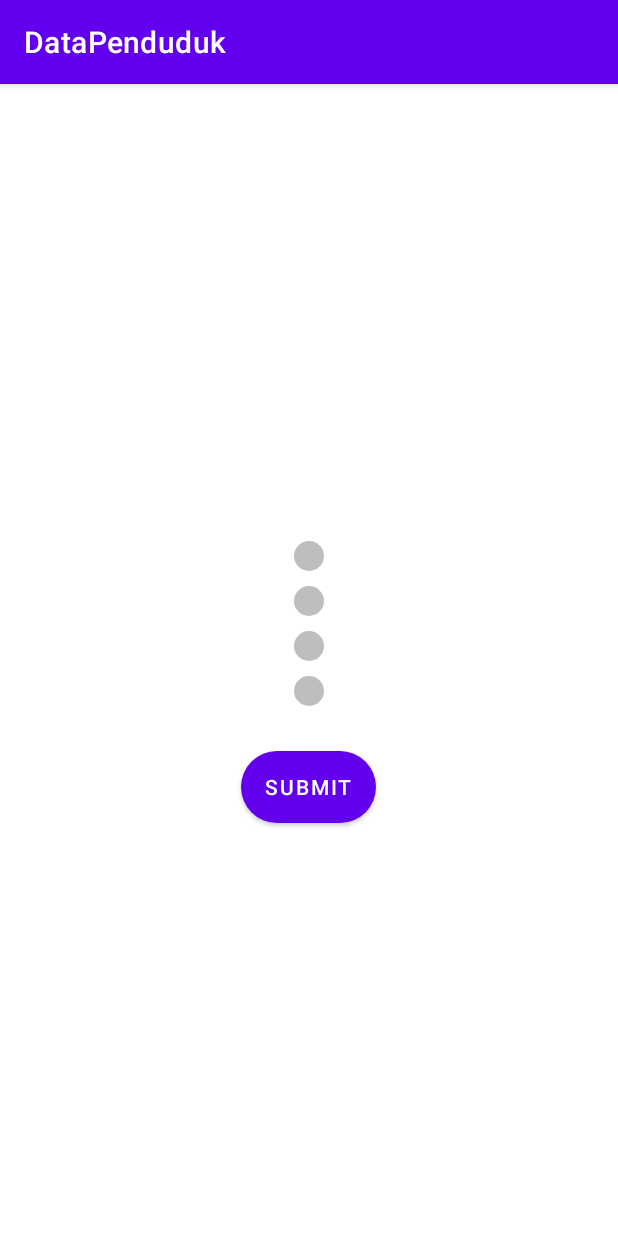
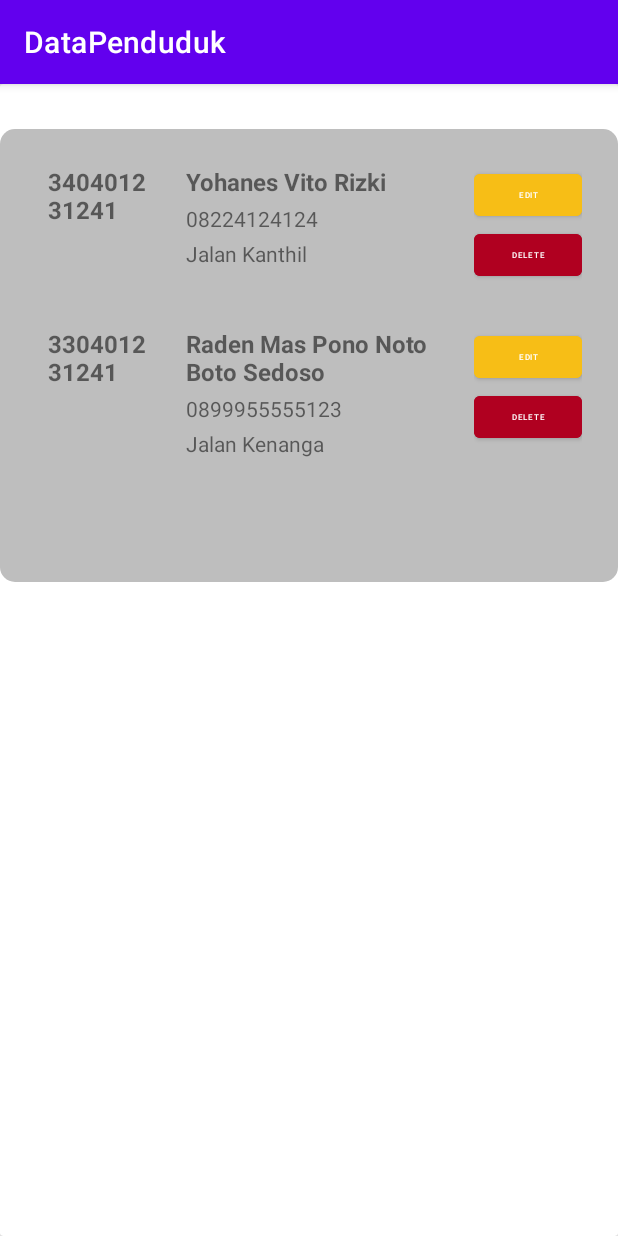
Before and after one commit to YohanesVito/Pemrograman-Perangkat-Bergerak-Berbasis-Android_71190429, an Android app: the LihatDataPenduduk screen opened directly, with no data from a screen before it, on a phone screen of 412 x 824 dp. Run offline under Robolectric (Android 15) with nearby library versions, the phone set to English and light mode, and no system bars.

Commit message:
tambah recyclerview

```diff
--- a/Final_DataPenduduk_71190429/app/src/main/java/com/example/final_datapenduduk_71190429/LihatDataPenduduk.kt
+++ b/Final_DataPenduduk_71190429/app/src/main/java/com/example/final_datapenduduk_71190429/LihatDataPenduduk.kt
@@ -3,13 +3,35 @@ package com.example.final_datapenduduk_71190429
 import android.os.Bundle
 import android.os.PersistableBundle
 import androidx.appcompat.app.AppCompatActivity
+import androidx.recyclerview.widget.LinearLayoutManager
+import androidx.recyclerview.widget.ListAdapter
+import androidx.recyclerview.widget.RecyclerView
 
 class LihatDataPenduduk: AppCompatActivity(){
     override fun onCreate(savedInstanceState: Bundle?) {
         super.onCreate(savedInstanceState)
         setContentView(R.layout.activity_lihatdatapenduduk)
 
+        //ambil data dari firestore
+        val listPenduduk = ArrayList<Penduduk>()
+        listPenduduk.add(Penduduk("340401231241", "Yohanes Vito Rizki", "08224124124", "Jalan Kanthil"))
+        listPenduduk.add(Penduduk("330401231241", "Raden Mas Pono Noto Boto Sedoso", "0899955555123", "Jalan Kenanga"))
 
+//        val penduduk = Penduduk(P.text.toString(), nim.text.toString(), ipk.text.toString())
+//
+//        firestore.collection("Mahasiswa").whereEqualTo("nama", nama.text.toString()).get().addOnSuccessListener {
+//                hasilPencarian->
+//            for (hasil in hasilPencarian){
+//                hasilNama.setText("${hasil.data["nama"]}")
+//                hasilNIM.setText("${hasil.data["nim"]}")
+//                hasilIPK.setText("${hasil.data["ipk"]}")
+//            }
+//        }
 
+        //siapkan RecyclerView
+        val rvPenduduk = findViewById<RecyclerView>(R.id.rvListPenduduk)
+        rvPenduduk.layoutManager = LinearLayoutManager (this)
+        val adapter = PendudukAdapter(listPenduduk)
+        rvPenduduk.adapter = adapter
     }
 }
--- a/Final_DataPenduduk_71190429/app/src/main/java/com/example/final_datapenduduk_71190429/Penduduk.kt
+++ b/Final_DataPenduduk_71190429/app/src/main/java/com/example/final_datapenduduk_71190429/Penduduk.kt
@@ -1,5 +1,5 @@
 package com.example.final_datapenduduk_71190429
 
-data class Penduduk(val noktp: String, val nama: String, val nohp: String, val alamat: String) {
+data class Penduduk(val pendudukKTP: String, val pendudukNama: String, val pendudukHP: String, val pendudukAlamat: String) {
 
 }
--- a/Final_DataPenduduk_71190429/app/src/main/java/com/example/final_datapenduduk_71190429/PendudukAdapter.kt
+++ b/Final_DataPenduduk_71190429/app/src/main/java/com/example/final_datapenduduk_71190429/PendudukAdapter.kt
@@ -13,36 +13,27 @@ class PendudukAdapter (val listPenduduk: ArrayList<Penduduk>): RecyclerView.Adap
         var penduduk: Penduduk? = null
 
         fun bindView(penduduk: Penduduk){
-            this.contact = contact
-            v.findViewById<TextView>(R.id.tvName).text = contact.contactName
-            v.findViewById<TextView>(R.id.tvNumber).text = contact.contactNumber
-            v.findViewById<ImageView>(R.id.ivImage).setImageResource(contact.contactImage)
+            this.penduduk = penduduk
+            v.findViewById<TextView>(R.id.tv_noKTP).text = penduduk.pendudukKTP
+            v.findViewById<TextView>(R.id.tv_nama).text = penduduk.pendudukNama
+            v.findViewById<TextView>(R.id.tv_noHP).text = penduduk.pendudukHP
+            v.findViewById<TextView>(R.id.tv_alamat).text = penduduk.pendudukAlamat
 
-            v.setOnClickListener {
-                //Toast.makeText(v.context, "${contact?.contactName} - ${contact?.contactNumber}", Toast.LENGTH_SHORT).show()
-                val i = Intent(v.context, ContactDetail::class.java)
-                i.putExtra("name",contact.contactName)
-                i.putExtra("number",contact.contactNumber)
-                i.putExtra("image",contact.contactImage)
-                i.putExtra("email",contact.contactEmail)
-                i.putExtra("address",contact.contactAddress)
-                v.context.startActivity(i)
-            }
         }
     }
-    override fun onCreateViewHolder(parent: ViewGroup, viewType: Int): ContactAdapter.ContactHolder {
-        val v = LayoutInflater.from(parent.context).inflate(R.layout.item_contact, parent, false)
-        return ContactHolder(v)
+    override fun onCreateViewHolder(parent: ViewGroup, viewType: Int): PendudukAdapter.PendudukHolder {
+        val v = LayoutInflater.from(parent.context).inflate(R.layout.item_penduduk, parent, false)
+        return PendudukHolder(v)
     }
     //memilih file layout XML yang akan dijadikan container
 
-    override fun onBindViewHolder(holder: ContactAdapter.ContactHolder, position: Int) {
+    override fun onBindViewHolder(holder: PendudukAdapter.PendudukHolder, position: Int) {
         //memasang data ke dalam file layout XML yang telah dipilih
-        holder.bindView(listContact[position])
+        holder.bindView(listPenduduk[position])
     }
 
     override fun getItemCount(): Int {
         //mengembalikan jumlah item yang terdapat pada RecyclerView
-        return listContact.size
+        return listPenduduk.size
     }
 }
--- a/Final_DataPenduduk_71190429/app/src/main/java/com/example/final_datapenduduk_71190429/TambahDataPenduduk.kt
+++ b/Final_DataPenduduk_71190429/app/src/main/java/com/example/final_datapenduduk_71190429/TambahDataPenduduk.kt
@@ -18,7 +18,7 @@ class TambahDataPenduduk: AppCompatActivity() {
         val nohp = findViewById<EditText>(R.id.et_noHP)
         val alamat = findViewById<EditText>(R.id.et_alamat)
 
-        val btnsubmit = findViewById<Button>(R.id.bt_tambahdata)
+        val btnsubmit = findViewById<Button>(R.id.bt_submit)
         val btnback = findViewById<Button>(R.id.bt_back)
 
         val firestore = FirebaseFirestore.getInstance()
--- a/Final_DataPenduduk_71190429/app/src/main/res/layout/activity_lihatdatapenduduk.xml
+++ b/Final_DataPenduduk_71190429/app/src/main/res/layout/activity_lihatdatapenduduk.xml
@@ -10,55 +10,27 @@
     tools:context=".MainActivity">
 
 
-    <LinearLayout
-        android:layout_width="wrap_content"
-        android:layout_height="wrap_content"
-        android:padding="10dp"
-        android:gravity="center"
-        android:layout_marginTop="30dp"
-        android:background="@drawable/round_edittext">
+    <androidx.cardview.widget.CardView
+        android:layout_width="match_parent"
+        android:layout_height="match_parent" >
+
+        <LinearLayout
+            android:layout_width="wrap_content"
+            android:layout_height="wrap_content"
+            android:layout_marginTop="30dp"
+            android:background="@drawable/round_edittext"
+            android:gravity="center"
+            android:padding="10dp">
+
+            <androidx.recyclerview.widget.RecyclerView
+                android:id="@+id/rvListPenduduk"
+                android:layout_width="match_parent"
+                android:layout_height="282dp" />
 
 
-    </LinearLayout>
-
-    <LinearLayout
-        android:layout_width="wrap_content"
-        android:layout_height="wrap_content"
-        android:padding="10dp"
-        android:gravity="center"
-        android:layout_marginTop="10dp"
-        android:background="@drawable/round_edittext">
-
-    </LinearLayout>
-    <LinearLayout
-        android:layout_width="wrap_content"
-        android:layout_height="wrap_content"
-        android:padding="10dp"
-        android:gravity="center"
-        android:layout_marginTop="10dp"
-        android:background="@drawable/round_edittext">
 
 
-    </LinearLayout>
-    <LinearLayout
-        android:layout_width="wrap_content"
-        android:layout_height="wrap_content"
-        android:padding="10dp"
-        android:gravity="center"
-        android:layout_marginTop="10dp"
-        android:background="@drawable/round_edittext">
-
-    </LinearLayout>
-
-    <Button
-        android:layout_width="wrap_content"
-        android:layout_height="wrap_content"
-        android:id="@+id/bt_submit"
-        android:text="Submit"
-        android:textColor="@android:color/white"
-        android:layout_marginTop="30dp"
-        android:background="@drawable/round_button"
-        />
-
+        </LinearLayout>
+    </androidx.cardview.widget.CardView>
 
 </LinearLayout>
--- a/Final_DataPenduduk_71190429/app/src/main/res/layout/activity_second.xml
+++ b/Final_DataPenduduk_71190429/app/src/main/res/layout/activity_second.xml
@@ -51,9 +51,9 @@
         android:layout_marginTop="5dp">
 
         <Button
+            android:id="@+id/bt_tambahdata"
             android:layout_width="wrap_content"
             android:layout_height="wrap_content"
-            android:id="@+id/bt_tambahdata"
             android:text="Tambah Data Penduduk"
             android:textColor="@android:color/white"
             android:background="@drawable/round_button" />
--- /dev/null
+++ b/Final_DataPenduduk_71190429/app/src/main/res/layout/item_penduduk.xml
@@ -0,0 +1,78 @@
+<?xml version="1.0" encoding="utf-8"?>
+<LinearLayout xmlns:android="http://schemas.android.com/apk/res/android"
+    android:orientation="horizontal" android:layout_width="match_parent"
+    android:layout_height="wrap_content"
+    android:padding="8dp">
+    <LinearLayout
+        android:layout_width="100dp"
+        android:layout_height="wrap_content"
+        android:orientation="vertical"
+        android:layout_weight="4"
+        android:padding="6dp"
+        android:layout_marginLeft="8dp"
+        android:gravity="center|left">
+        <TextView
+            android:layout_width="wrap_content"
+            android:layout_height="wrap_content"
+            android:id="@+id/tv_noKTP"
+            android:text="Ini No KTP"
+            android:textSize="16sp"
+            android:textStyle="bold"/>
+
+    </LinearLayout>
+    <LinearLayout
+        android:layout_width="200dp"
+        android:layout_height="wrap_content"
+        android:orientation="vertical"
+        android:layout_weight="4"
+        android:padding="6dp"
+        android:layout_marginLeft="8dp"
+        android:gravity="center|left">
+        <TextView
+            android:layout_width="wrap_content"
+            android:layout_height="wrap_content"
+            android:id="@+id/tv_nama"
+            android:text="Ini Nama Penduduk"
+            android:textSize="16sp"
+            android:textStyle="bold"/>
+        <TextView
+            android:layout_width="wrap_content"
+            android:layout_height="wrap_content"
+            android:id="@+id/tv_noHP"
+            android:text="Ini Nomor Penduduk"
+            android:layout_marginTop="4dp"/>
+        <TextView
+            android:layout_width="wrap_content"
+            android:layout_height="wrap_content"
+            android:id="@+id/tv_alamat"
+            android:text="Ini Alamat Penduduk"
+            android:layout_marginTop="4dp"/>
+    </LinearLayout>
+    <LinearLayout
+        android:layout_width="100dp"
+        android:layout_height="wrap_content"
+        android:orientation="vertical"
+        android:layout_weight="4"
+        android:padding="6dp"
+        android:layout_marginLeft="8dp"
+        android:gravity="center|right">
+        <Button
+            android:id="@+id/bt_edit"
+            android:layout_width="wrap_content"
+            android:layout_height="40dp"
+            android:backgroundTint="@color/mykuning"
+            android:text="Edit"
+            android:textSize="5sp"
+            android:textColor="@android:color/white" />
+
+        <Button
+            android:id="@+id/bt_delete"
+            android:layout_width="wrap_content"
+            android:layout_height="40dp"
+            android:backgroundTint="@color/design_default_color_error"
+            android:text="Delete"
+            android:textSize="5sp"
+            android:textColor="@android:color/white" />
+    </LinearLayout>
+
+</LinearLayout>
```
